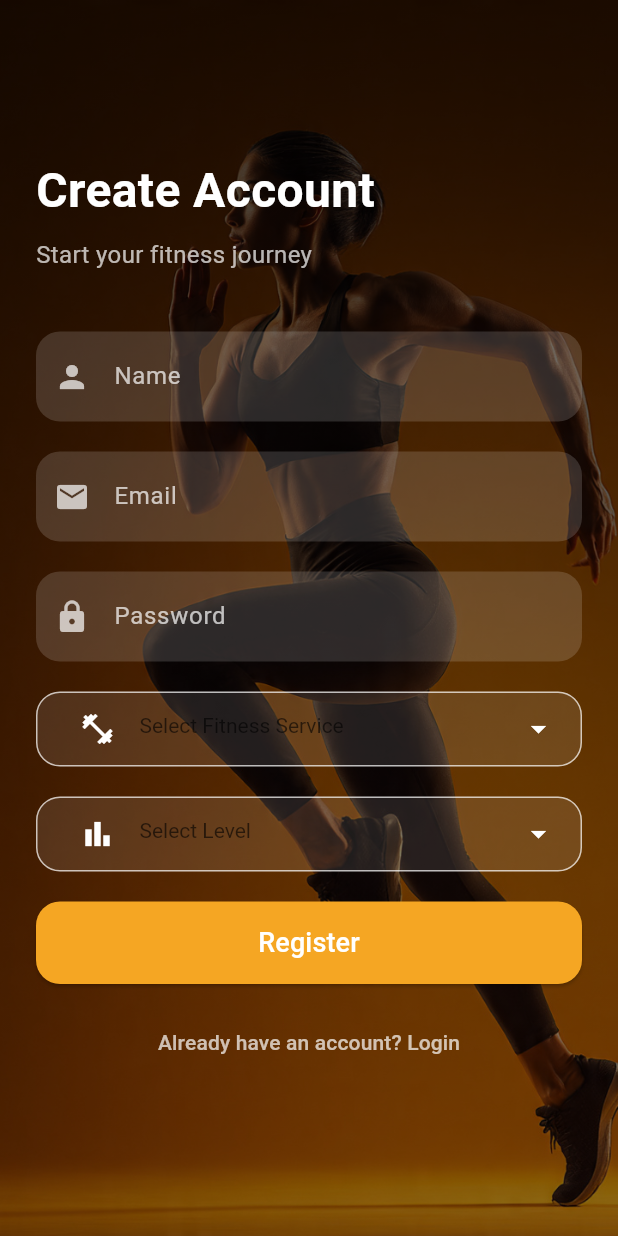
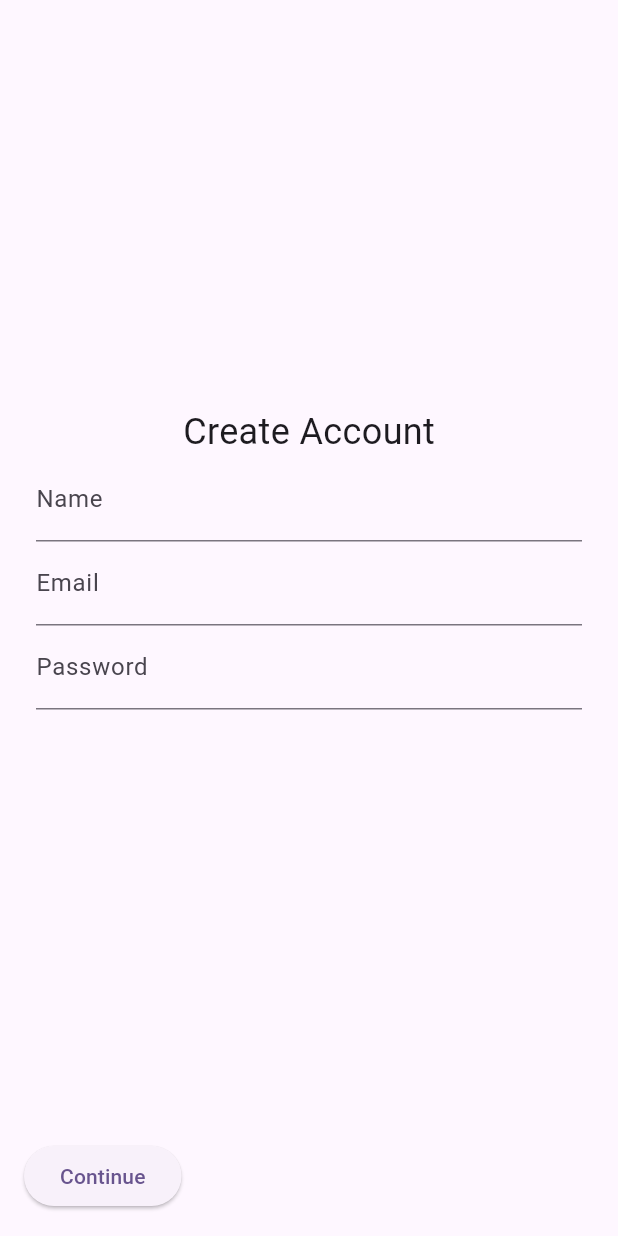
Before and after one commit to aldecyrus425/fit-frontend, a Flutter app: the screen it shows after launch, after a tap on "Don't have an account? Register", on a phone screen of 412 x 824 dp. Run offline on Flutter 3.47's test engine with Material 3 defaults, Android fonts, the phone set to English and light mode, and no system bars; our stand-ins replace flutter_local_notifications, image_picker, timezone, youtube_player_flutter; accounts and stored records are empty; network calls fail.

Commit message:
03/30/2026

```diff
--- a/lib/main.dart
+++ b/lib/main.dart
@@ -12,6 +12,7 @@ import 'package:provider/provider.dart';
 import 'package:flutter_local_notifications/flutter_local_notifications.dart';
 import 'package:timezone/data/latest_all.dart' as tz;
 import 'package:timezone/timezone.dart' as tz;
+import './screens/UserRegistration/MainRegistrationScreen.dart';
 
 final flutterLocalNotificationsPlugin = FlutterLocalNotificationsPlugin();
 
@@ -60,7 +61,7 @@ class MyApp extends StatelessWidget {
       initialRoute: '/',
       routes: {
         '/': (context) => const LoginScreen(),
-        '/register': (context) => const RegisterScreen(),
+        '/register': (context) => const RegistrationUser(),
         '/dashboard': (context) => const HomeScreen(),
         '/admindashboard': (context) => AdminDashboardScreen()
       },
--- /dev/null
+++ b/lib/screens/UserRegistration/AccountStep.dart
@@ -0,0 +1,43 @@
+import 'package:flutter/material.dart';
+import 'createUserModel.dart';
+
+class AccountStep extends StatelessWidget {
+  final RegisterData data;
+  final nameCtrl = TextEditingController();
+  final emailCtrl = TextEditingController();
+  final passCtrl = TextEditingController();
+
+  AccountStep(this.data);
+
+  @override
+  Widget build(BuildContext context) {
+    return Padding(
+      padding: const EdgeInsets.all(24),
+      child: Column(
+        mainAxisAlignment: MainAxisAlignment.center,
+        children: [
+          const Text("Create Account", style: TextStyle(fontSize: 24)),
+
+          TextField(
+            controller: nameCtrl,
+            decoration: const InputDecoration(labelText: "Name"),
+            onChanged: (v) => data.name = v,
+          ),
+
+          TextField(
+            controller: emailCtrl,
+            decoration: const InputDecoration(labelText: "Email"),
+            onChanged: (v) => data.email = v,
+          ),
+
+          TextField(
+            controller: passCtrl,
+            obscureText: true,
+            decoration: const InputDecoration(labelText: "Password"),
+            onChanged: (v) => data.password = v,
+          ),
+        ],
+      ),
+    );
+  }
+}
--- /dev/null
+++ b/lib/screens/UserRegistration/MainRegistrationScreen.dart
@@ -0,0 +1,92 @@
+import 'package:flutter/material.dart';
+import 'createUserModel.dart';
+import 'AccountStep.dart';
+import 'AgeStep.dart';
+import 'HeightStep.dart';
+import 'LevelStep.dart';
+import 'ServiceStep.dart';
+import 'SummaryStep.dart';
+import 'WeightStep.dart';
+
+class RegistrationUser extends StatefulWidget {
+  const RegistrationUser({super.key});
+
+  @override
+  State<RegistrationUser> createState() => _RegistrationUserState();
+}
+
+class _RegistrationUserState extends State<RegistrationUser> {
+  final PageController _controller = PageController();
+  final RegisterData data = RegisterData();
+
+  int currentPage = 0;
+
+  void next() {
+    if (currentPage < 6) {
+      _controller.nextPage(
+        duration: const Duration(milliseconds: 300),
+        curve: Curves.easeInOut,
+      );
+    } else {
+      submit();
+    }
+  }
+
+  void back() {
+    if (currentPage > 0) {
+      _controller.previousPage(
+        duration: const Duration(milliseconds: 300),
+        curve: Curves.easeInOut,
+      );
+    }
+  }
+
+  void submit() {
+    // TODO: connect your API here
+    print("FINAL DATA:");
+    print(data.name);
+    print(data.email);
+    print(data.password);
+    print(data.service);
+    print(data.level);
+    print(data.age);
+    print(data.weight);
+    print(data.height);
+  }
+
+  @override
+  Widget build(BuildContext context) {
+    return Scaffold(
+      body: PageView(
+        controller: _controller,
+        physics: const NeverScrollableScrollPhysics(),
+        onPageChanged: (i) => setState(() => currentPage = i),
+        children: [
+          AccountStep(data),
+          ServiceStep(data),
+          LevelStep(data),
+          AgeStep(data),
+          WeightStep(data),
+          HeightStep(data),
+          SummaryStep(data),
+        ],
+      ),
+
+      bottomNavigationBar: Padding(
+        padding: const EdgeInsets.all(16),
+        child: Row(
+          mainAxisAlignment: MainAxisAlignment.spaceBetween,
+          children: [
+            if (currentPage > 0)
+              ElevatedButton(onPressed: back, child: const Text("Back")),
+
+            ElevatedButton(
+              onPressed: next,
+              child: Text(currentPage == 6 ? "Finish" : "Continue"),
+            ),
+          ],
+        ),
+      ),
+    );
+  }
+}
--- /dev/null
+++ b/lib/screens/UserRegistration/createUserModel.dart
@@ -0,0 +1,10 @@
+class RegisterData {
+  String? name;
+  String? email;
+  String? password;
+  String? service;
+  String? level;
+  int? age;
+  double? weight;
+  double? height;
+}
```
Also changed, not shown: lib/screens/UserRegistration/AgeStep.dart (added, +37 -0 lines), lib/screens/UserRegistration/HeightStep.dart (added, +34 -0 lines), lib/screens/UserRegistration/LevelStep.dart (added, +23 -0 lines), lib/screens/UserRegistration/ServiceStep.dart (added, +23 -0 lines), lib/screens/UserRegistration/SummaryStep.dart (added, +27 -0 lines), lib/screens/UserRegistration/WeightStep.dart (added, +34 -0 lines).
